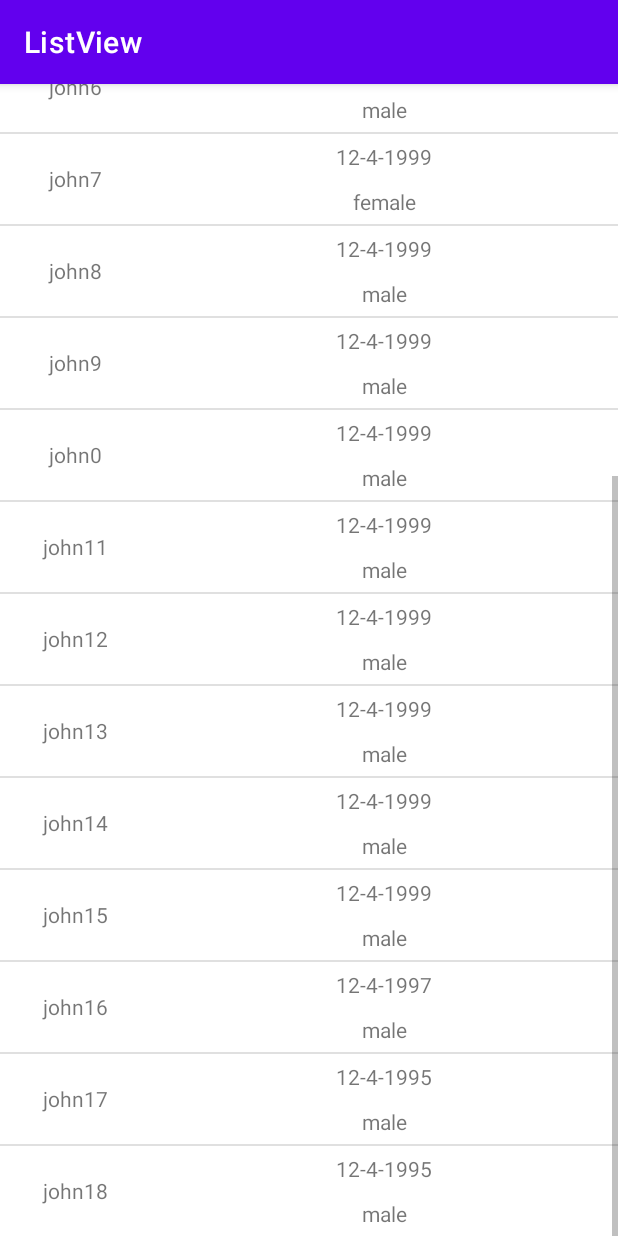
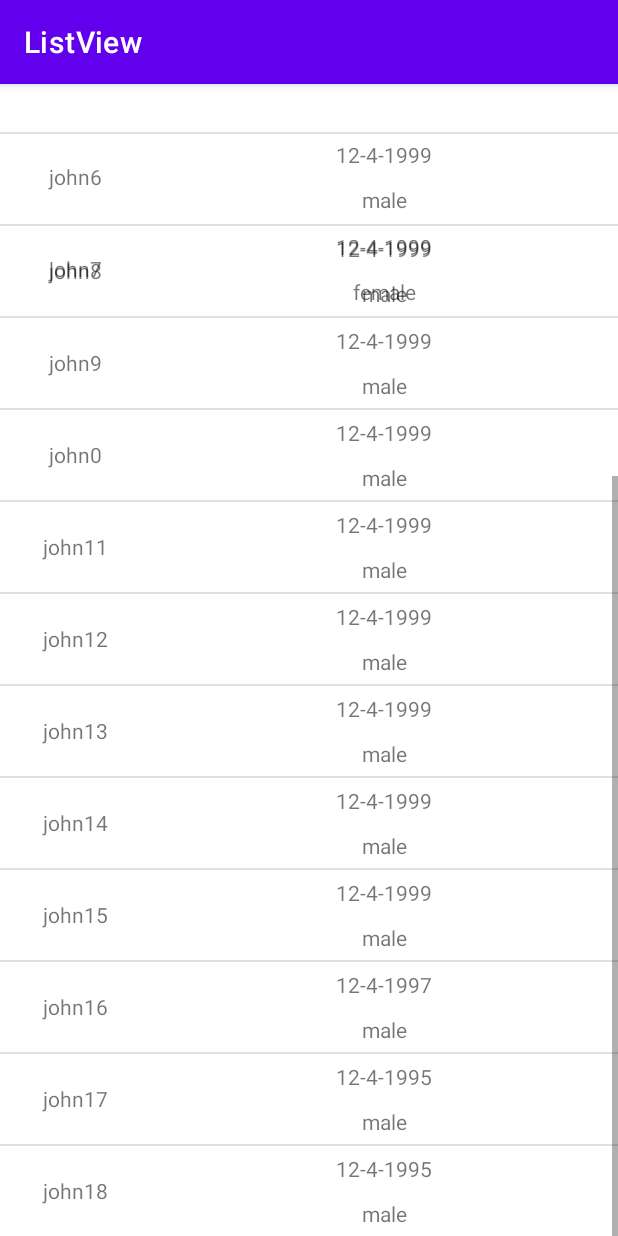
Before and after one commit to aruntr369/ListView, an Android app: the screen it shows after launch (MainActivity2), scrolled down 537 dp, on a phone screen of 412 x 824 dp. Run offline under Robolectric (Android 15) with nearby library versions, the phone set to English and light mode, and no system bars.

Commit message:
commit 1

```diff
--- a/app/src/main/java/com/arun/listview/PersonListAdapter.java
+++ b/app/src/main/java/com/arun/listview/PersonListAdapter.java
@@ -4,6 +4,8 @@ import android.content.Context;
 import android.view.LayoutInflater;
 import android.view.View;
 import android.view.ViewGroup;
+import android.view.animation.Animation;
+import android.view.animation.AnimationUtils;
 import android.widget.ArrayAdapter;
 import android.widget.TextView;
 
@@ -15,7 +17,14 @@ import java.util.ArrayList;
 public class PersonListAdapter extends ArrayAdapter<Person> {
     private static final String TAG = "PersonListAdapter";
     private Context mContext;
-    int mResource;
+    private int mResource;
+    private  int lastpostion=-1;
+
+    static class ViewHolder {
+        TextView name;
+        TextView birthday;
+        TextView sex;
+    }
 
     /**
      * Default constructor for the PersonListAdapter
@@ -41,15 +50,37 @@ public class PersonListAdapter extends ArrayAdapter<Person> {
     //create the person with the info
         Person person = new Person(name,birthday,sex);
 
-        LayoutInflater inflater = LayoutInflater.from(mContext);
-        convertView = inflater.inflate(mResource,parent,false);
-        TextView tvName =(TextView) convertView.findViewById(R.id.textview1);
-        TextView tvBirthday =(TextView) convertView.findViewById(R.id.textview2);
-        TextView tvSex =(TextView) convertView.findViewById(R.id.textview3);
+        //create the view result for showing the animation
+        final View result;
 
-        tvName.setText(name);
-        tvBirthday.setText(birthday);
-        tvSex.setText(sex);
+        //viewholder object
+        ViewHolder holder = new ViewHolder();
+
+        if(convertView==null) {
+            LayoutInflater inflater = LayoutInflater.from(mContext);
+            convertView = inflater.inflate(mResource, parent, false);
+            holder.name = (TextView) convertView.findViewById(R.id.textview1);
+            holder.birthday = (TextView) convertView.findViewById(R.id.textview2);
+            holder.sex = (TextView) convertView.findViewById(R.id.textview3);
+
+            result = convertView;
+
+            convertView.setTag(holder);
+        }
+        else {
+            holder=(ViewHolder) convertView.getTag();
+            result=convertView;
+        }
+
+        Animation animation= AnimationUtils.loadAnimation(mContext,
+                (position>lastpostion)? R.anim.slide_down: R.anim.slide_up);
+        result.startAnimation(animation);
+        lastpostion=position;
+
+        holder.name.setText(person.getName());
+        holder.birthday.setText(person.getBirthdate());
+        holder.sex.setText(person.getSex());
+
 
         return convertView;
     }
--- /dev/null
+++ b/app/src/main/res/anim/slide_down.xml
@@ -0,0 +1,8 @@
+<?xml version="1.0" encoding="utf-8"?>
+<set xmlns:android="http://schemas.android.com/apk/res/android" >
+
+    <translate
+        android:duration="1000"
+        android:fromYDelta="0"
+        android:toYDelta="-100%" />
+</set>
--- /dev/null
+++ b/app/src/main/res/anim/slide_up.xml
@@ -0,0 +1,8 @@
+<?xml version="1.0" encoding="utf-8"?>
+<set xmlns:android="http://schemas.android.com/apk/res/android" >
+
+    <translate
+        android:duration="1000"
+        android:fromYDelta="100%"
+        android:toYDelta="0" />
+</set>
--- a/build.gradle
+++ b/build.gradle
@@ -5,7 +5,7 @@ buildscript {
         mavenCentral()
     }
     dependencies {
-        classpath "com.android.tools.build:gradle:7.0.4"
+        classpath 'com.android.tools.build:gradle:7.1.2'
 
         // NOTE: Do not place your application dependencies here; they belong
         // in the individual module build.gradle files
```
Also changed, not shown: gradle/wrapper/gradle-wrapper.properties.
